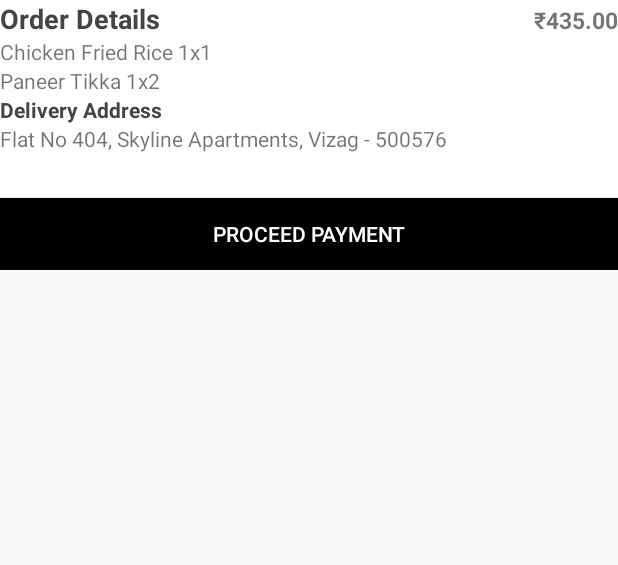
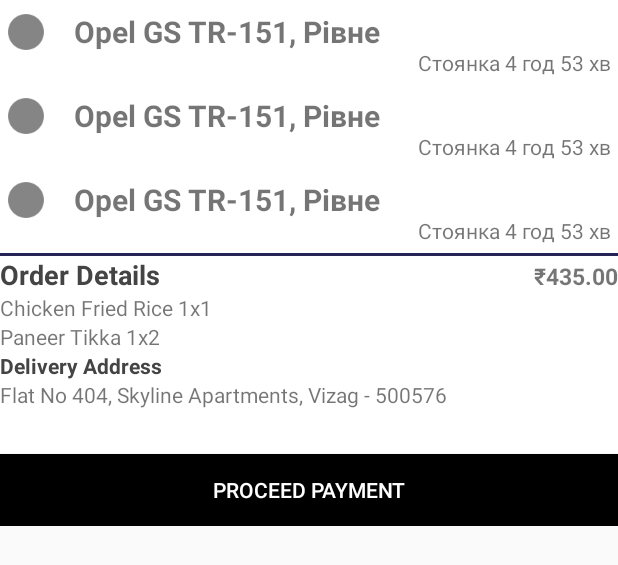
Before and after one commit to stashes/WayMaps, an Android app: the layout bottom_sheet_map.xml on its own in the app's theme, with its tools: preview values and no code run, on a phone screen of 412 x 824 dp. Shown: the top 565 px of the screen. Run offline under Robolectric (Android 15) with nearby library versions, the phone set to English and light mode, and no system bars.

Commit message:
Add getCurrent adapter+ bottom sheet

```diff
--- a/app/build.gradle
+++ b/app/build.gradle
@@ -16,10 +16,11 @@ android {
             proguardFiles getDefaultProguardFile('proguard-android.txt'), 'proguard-rules.pro'
         }
     }
+    buildToolsVersion '26.0.2'
 }
 
 dependencies {
-    implementation fileTree(dir: 'libs', include: ['*.jar'])
+    implementation fileTree(include: ['*.jar'], dir: 'libs')
     implementation 'com.android.support:appcompat-v7:26.1.0'
     implementation 'com.android.support:design:26.1.0'
     implementation 'com.android.support.constraint:constraint-layout:1.0.2'
@@ -32,6 +33,5 @@ dependencies {
     compile 'com.squareup.retrofit2:retrofit:2.3.0'
     compile 'com.squareup.retrofit2:converter-jackson:2.3.0'
     compile 'com.squareup.okhttp3:logging-interceptor:3.6.0'
-    compile group: 'org.slf4j', name: 'slf4j-android', version: '1.7.7'
-
+    compile 'org.slf4j:slf4j-android:1.7.7'
 }
--- a/app/src/main/java/com/waymaps/fragment/MessageFragment.java
+++ b/app/src/main/java/com/waymaps/fragment/MessageFragment.java
@@ -35,7 +35,7 @@ import retrofit2.Callback;
 import retrofit2.Response;
 
 
-public class MessageFragment extends Fragment implements View.OnClickListener {
+public class MessageFragment extends AbstractFragment implements View.OnClickListener {
     private User authorizedUser;
     private TrackerList tracker;
     private Logger logger = LoggerFactory.getLogger(this.getClass());
@@ -99,8 +99,8 @@ public class MessageFragment extends Fragment implements View.OnClickListener {
        call.enqueue(new Callback<Void>() {
            @Override
            public void onResponse(Call<Void> call, Response<Void> response) {
-               response.
-                logger.debug("Send message sucessfull");
+/*               response.
+                logger.debug("Send message sucessfull");*/
            }
 
            @Override
--- a/app/src/main/res/layout/bottom_sheet_map.xml
+++ b/app/src/main/res/layout/bottom_sheet_map.xml
@@ -1,7 +1,8 @@
 <?xml version="1.0" encoding="utf-8"?>
 <LinearLayout xmlns:android="http://schemas.android.com/apk/res/android"
     xmlns:app="http://schemas.android.com/apk/res-auto"
-    android:id="@+id/bottom_sheet"
+    xmlns:tools="http://schemas.android.com/tools"
+    android:id="@+id/bottom_sheet_map_tracker_list"
     android:layout_width="match_parent"
     android:layout_height="wrap_content"
     android:background="#fff"
@@ -9,6 +10,20 @@
     app:behavior_hideable="true"
     app:behavior_peekHeight="56dp"
     app:layout_behavior="android.support.design.widget.BottomSheetBehavior">
+
+    <ListView
+        android:id="@+id/get_current_table"
+        android:layout_width="match_parent"
+        android:layout_height="match_parent"
+        android:layout_centerHorizontal="true"
+        android:divider="#00000000"
+        tools:listitem="@layout/item_get_current_fragment"></ListView>
+
+    <View
+        android:layout_width="fill_parent"
+        android:layout_height="2dp"
+        android:background="#262456"/>
+
 
     <LinearLayout
         android:layout_width="match_parent"
--- /dev/null
+++ b/app/src/main/res/layout/item_get_current_fragment.xml
@@ -0,0 +1,55 @@
+<?xml version="1.0" encoding="utf-8"?>
+<LinearLayout xmlns:android="http://schemas.android.com/apk/res/android"
+    xmlns:app="http://schemas.android.com/apk/res-auto"
+    xmlns:tools="http://schemas.android.com/tools"
+    android:layout_width="match_parent"
+    android:layout_height="wrap_content"
+    android:orientation="vertical"
+    android:padding="5dp">
+
+    <LinearLayout
+        android:layout_width="match_parent"
+        android:layout_height="match_parent"
+        android:layout_marginBottom="-5dp"
+        android:layout_weight="1"
+        android:orientation="horizontal">
+
+        <ImageView
+            android:id="@+id/get_current_image"
+            android:layout_width="48dp"
+            android:layout_height="match_parent"
+            android:layout_gravity="center"
+            android:layout_weight="1"
+            app:srcCompat="@drawable/ic_circle" />
+
+        <TextView
+            android:id="@+id/get_current_name"
+            android:layout_width="match_parent"
+            android:layout_height="match_parent"
+            android:layout_gravity="start|end"
+            android:layout_weight="1"
+            android:gravity="fill_vertical"
+            android:paddingLeft="20dp"
+            android:textSize="20sp"
+            android:textStyle="bold"
+            tools:text="Opel GS TR-151, Рівне"></TextView>
+    </LinearLayout>
+
+    <LinearLayout
+        android:layout_width="match_parent"
+        android:layout_height="match_parent"
+        android:layout_weight="1"
+        android:orientation="horizontal">
+
+        <TextView
+            android:id="@+id/get_current_status"
+            android:layout_width="match_parent"
+            android:layout_height="wrap_content"
+            android:layout_gravity="center_horizontal"
+            android:layout_weight="1"
+            android:gravity="right"
+            tools:text="Стоянка 4 год 53 хв"></TextView>
+    </LinearLayout>
+
+
+</LinearLayout>
```
Also changed, not shown: app/src/main/java/com/waymaps/adapter/GetCurrentAdapter.java (added, +95 -0 lines), app/src/main/java/com/waymaps/fragment/GMapFragment.java (+26 -27 lines), app/src/main/java/com/waymaps/util/ApplicationUtil.java (+47 -0 lines), app/src/main/res/drawable-hdpi/ic_circle.png (added), app/src/main/res/drawable-mdpi/ic_circle.png (added), app/src/main/res/drawable-xhdpi/ic_circle.png (added), app/src/main/res/drawable-xxhdpi/ic_circle.png (added), 1 other file.
